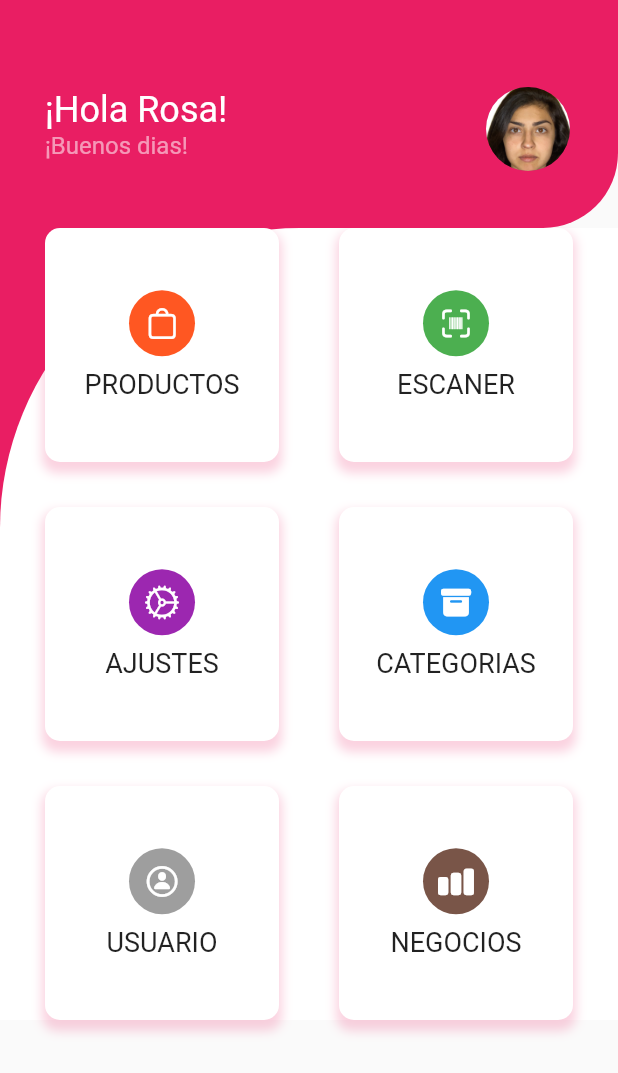
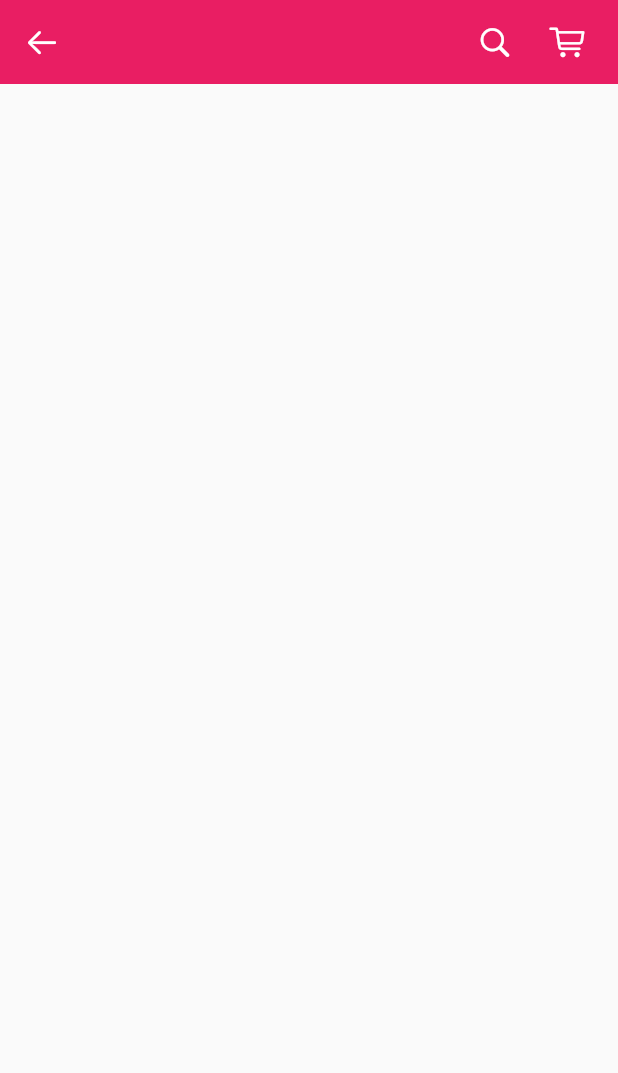
Before and after one commit to Jankarurosu/DressDeCode, a Flutter app: the MyHomePage screen opened directly, after a tap on "PRODUCTOS", on a phone screen of 412 x 824 dp. Shown: the top 1073 px of the screen. Run offline on Flutter 3.47's test engine with Material 2 defaults, Android fonts, the phone set to English and light mode, and no system bars.

Commit message:
Agregando el AppBar en la página Products

```diff
--- a/dressdecode/lib/main.dart
+++ b/dressdecode/lib/main.dart
@@ -1,4 +1,5 @@
 import 'package:dressdecode/views/login.dart';
+import 'package:dressdecode/views/products.dart';
 import 'package:dressdecode/views/userprofile.dart';
 import 'package:flutter/material.dart';
 
@@ -20,6 +21,7 @@ class MyApp extends StatelessWidget {
       ),
       routes: {
         '/userprofile': (context) => UserProfile(),
+        '/products': (context) => Products(),
       },
       home: WelcomeScreen(),
     );
--- /dev/null
+++ b/dressdecode/lib/models/constants.dart
@@ -0,0 +1,6 @@
+import 'package:flutter/material.dart';
+
+const kTextColor = Color(0xFF535353);
+const kTextLightColor = Color(0xFFACACAC);
+
+const kDefaultPaddin = 20.0;
--- a/dressdecode/lib/views/homepage.dart
+++ b/dressdecode/lib/views/homepage.dart
@@ -1,3 +1,4 @@
+import 'package:dressdecode/views/products.dart';
 import 'package:dressdecode/views/userprofile.dart';
 import 'package:flutter/cupertino.dart';
 import 'package:flutter/material.dart';
@@ -121,8 +122,10 @@ class _MyHomePageState extends State<MyHomePage> {
   }
 
   void navigateToProductsPage(BuildContext context) {
-    // Implementa la navegación a la página de productos aquí
-    print('Navigating to Products Page');
+    Navigator.push(
+      context,
+      MaterialPageRoute(builder: (context) => Products()),
+    );
   }
 
   void navigateToScannerPage(BuildContext context) {
--- /dev/null
+++ b/dressdecode/lib/views/products.dart
@@ -0,0 +1,46 @@
+import 'package:dressdecode/models/constants.dart';
+import 'package:flutter/cupertino.dart';
+import 'package:flutter/material.dart';
+
+class Products extends StatefulWidget {
+  const Products({Key? key}) : super(key: key);
+  @override
+  _ProductsState createState() => _ProductsState();
+}
+
+class _ProductsState extends State<Products> {
+  @override
+  Widget build(BuildContext context) {
+    return Scaffold(
+      appBar: AppBar(
+        elevation: 0,
+        leading: IconButton(
+          icon: Icon(
+            CupertinoIcons.arrow_left,
+            color: Colors.white,
+          ),
+          onPressed: () {
+            Navigator.pop(context);
+          },
+        ),
+        actions: <Widget>[
+          IconButton(
+            icon: Icon(
+              CupertinoIcons.search,
+              color: Colors.white,
+            ),
+            onPressed: () {},
+          ),
+          IconButton(
+            icon: Icon(
+              CupertinoIcons.cart,
+              color: Colors.white,
+            ),
+            onPressed: () {},
+          ),
+          SizedBox(width: kDefaultPaddin / 2),
+        ],
+      ),
+    );
+  }
+}
--- a/dressdecode/pubspec.yaml
+++ b/dressdecode/pubspec.yaml
@@ -35,6 +35,7 @@ dependencies:
   # The following adds the Cupertino Icons font to your application.
   # Use with the CupertinoIcons class for iOS style icons.
   cupertino_icons: ^1.0.2
+  flutter_svg: ^2.0.7
 
 dev_dependencies:
   flutter_test:
@@ -60,8 +61,8 @@ flutter:
 
   # To add assets to your application, add an assets section, like this:
   assets:
-  - assets/images/
-  - assets/images/user.jpeg
+    - assets/images/background.png
+    - assets/images/user.jpeg
   #   - images/a_dot_ham.jpeg
 
   # An image asset can refer to one or more resolution-specific "variants", see
```
Also changed, not shown: dressdecode/assets/images/products/ropa_1.png (added), dressdecode/assets/images/products/ropa_2.png (added), dressdecode/assets/images/products/ropa_3.png (added), dressdecode/assets/images/products/ropa_4.png (added), dressdecode/assets/images/products/ropa_5.png (added), dressdecode/assets/images/products/ropa_6.png (added), dressdecode/pubspec.lock.
